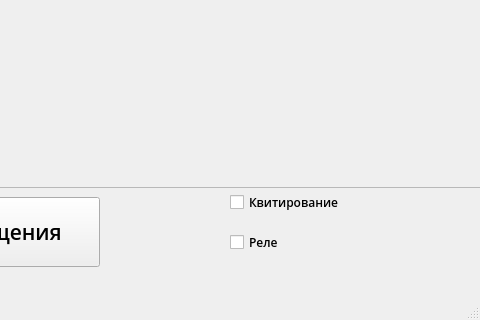
Old version of the form mainwindow.ui in the repository tomyqg/topaz-m; both pictures show x 800 to 1280 and y 480 to 800 of the 1280 by 800 pixel window.
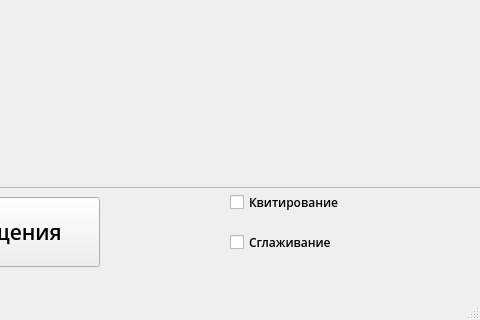
New version of the form. Icons and pictures are not drawn. Custom widgets are drawn as their Qt base class.

Diff of the .ui file:
```diff
--- a/mainwindow.ui
+++ b/mainwindow.ui
@@ -194,7 +194,7 @@
      </font>
     </property>
     <property name="text">
-     <string>Реле</string>
+     <string>Сглаживание</string>
     </property>
    </widget>
    <widget class="QLabel" name="label">
```
